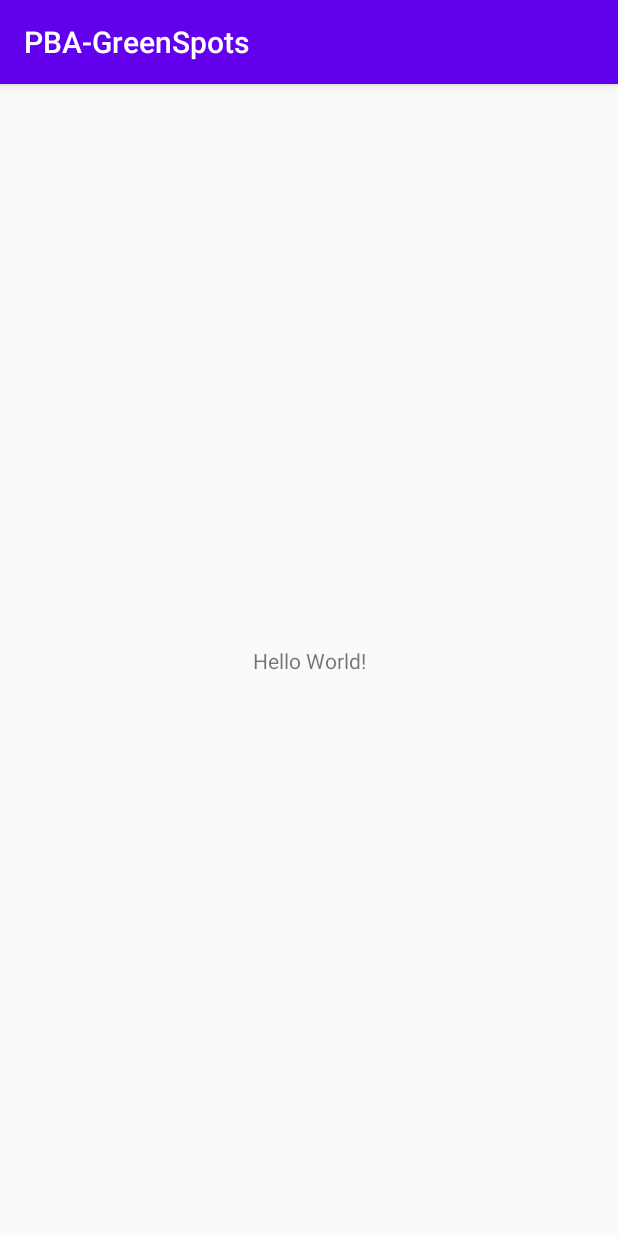
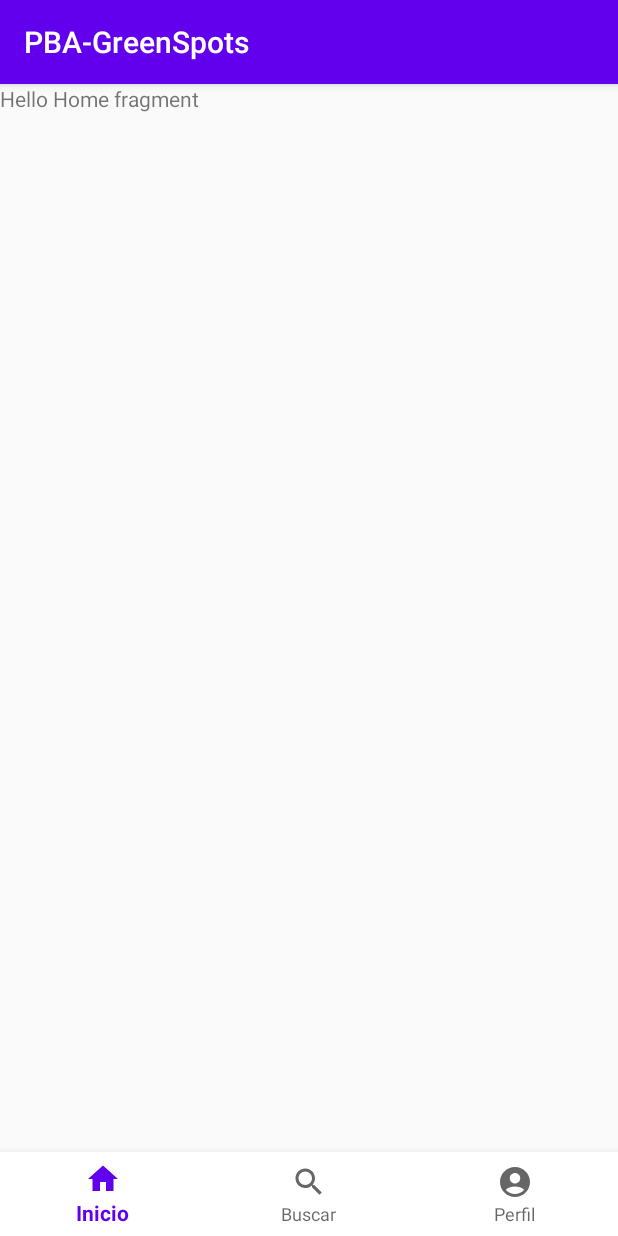
Before and after one commit to Mac-Kett/PBA-GreenSpots, an Android app: the screen it shows after launch (MainActivity), on a phone screen of 412 x 824 dp. Run offline under Robolectric (Android 15) with nearby library versions, the phone set to English and light mode, and no system bars.

Commit message:
navigation bottom

```diff
--- a/app/src/main/java/com/example/pba_greenspots/MainActivity.java
+++ b/app/src/main/java/com/example/pba_greenspots/MainActivity.java
@@ -1,13 +1,50 @@
 package com.example.pba_greenspots;
 
 import androidx.appcompat.app.AppCompatActivity;
+import androidx.fragment.app.Fragment;
+import androidx.fragment.app.FragmentManager;
+import androidx.fragment.app.FragmentTransaction;
+
 import android.os.Bundle;
 
+import com.example.pba_greenspots.databinding.ActivityMainBinding;
+import com.example.pba_greenspots.fragments.AccountFragment;
+import com.example.pba_greenspots.fragments.HomeFragment;
+import com.example.pba_greenspots.fragments.SearchFragment;
+
 public class MainActivity extends AppCompatActivity {
+
+    ActivityMainBinding binding;
 
     @Override
     protected void onCreate(Bundle savedInstanceState) {
         super.onCreate(savedInstanceState);
-        setContentView(R.layout.activity_main);
+        binding = ActivityMainBinding.inflate(getLayoutInflater());
+        setContentView(binding.getRoot());
+        replaceFragment(new HomeFragment());
+
+        binding.bottomNavigationView.setOnItemSelectedListener(item ->{
+
+            switch (item.getItemId()){
+                case R.id.home:
+                    replaceFragment(new HomeFragment());
+                    break;
+                case R.id.search:
+                    replaceFragment(new SearchFragment());
+                    break;
+                case R.id.account:
+                    replaceFragment(new AccountFragment());
+                    break;
+            }
+
+            return true;
+        });
+    }
+
+    private void replaceFragment (Fragment fragment){
+        FragmentManager fragmentManager = getSupportFragmentManager();
+        FragmentTransaction fragmentTransaction = fragmentManager.beginTransaction();
+        fragmentTransaction.replace(R.id.fragment_layout, fragment);
+        fragmentTransaction.commit();
     }
 }
--- /dev/null
+++ b/app/src/main/java/com/example/pba_greenspots/fragments/HomeFragment.java
@@ -0,0 +1,39 @@
+package com.example.pba_greenspots.fragments;
+
+import androidx.lifecycle.ViewModelProvider;
+
+import android.os.Bundle;
+
+import androidx.annotation.NonNull;
+import androidx.annotation.Nullable;
+import androidx.fragment.app.Fragment;
+
+import android.view.LayoutInflater;
+import android.view.View;
+import android.view.ViewGroup;
+
+import com.example.pba_greenspots.R;
+import com.example.pba_greenspots.viewmodels.HomeViewModel;
+
+public class HomeFragment extends Fragment {
+
+    private HomeViewModel mViewModel;
+
+    public static HomeFragment newInstance() {
+        return new HomeFragment();
+    }
+
+    @Override
+    public View onCreateView(@NonNull LayoutInflater inflater, @Nullable ViewGroup container,
+                             @Nullable Bundle savedInstanceState) {
+        return inflater.inflate(R.layout.fragment_home, container, false);
+    }
+
+    @Override
+    public void onActivityCreated(@Nullable Bundle savedInstanceState) {
+        super.onActivityCreated(savedInstanceState);
+        mViewModel = new ViewModelProvider(this).get(HomeViewModel.class);
+        // TODO: Use the ViewModel
+    }
+
+}
--- /dev/null
+++ b/app/src/main/java/com/example/pba_greenspots/viewmodels/HomeViewModel.java
@@ -0,0 +1,7 @@
+package com.example.pba_greenspots.viewmodels;
+
+import androidx.lifecycle.ViewModel;
+
+public class HomeViewModel extends ViewModel {
+    // TODO: Implement the ViewModel
+}
--- /dev/null
+++ b/app/src/main/res/drawable/ic_baseline_account_circle_24.xml
@@ -0,0 +1,5 @@
+<vector android:height="24dp" android:tint="#000000"
+    android:viewportHeight="24" android:viewportWidth="24"
+    android:width="24dp" xmlns:android="http://schemas.android.com/apk/res/android">
+    <path android:fillColor="@android:color/white" android:pathData="M12,2C6.48,2 2,6.48 2,12s4.48,10 10,10s10,-4.48 10,-10S17.52,2 12,2zM12,6c1.93,0 3.5,1.57 3.5,3.5S13.93,13 12,13s-3.5,-1.57 -3.5,-3.5S10.07,6 12,6zM12,20c-2.03,0 -4.43,-0.82 -6.14,-2.88C7.55,15.8 9.68,15 12,15s4.45,0.8 6.14,2.12C16.43,19.18 14.03,20 12,20z"/>
+</vector>
--- /dev/null
+++ b/app/src/main/res/drawable/ic_baseline_home_24.xml
@@ -0,0 +1,5 @@
+<vector android:height="24dp" android:tint="#000000"
+    android:viewportHeight="24" android:viewportWidth="24"
+    android:width="24dp" xmlns:android="http://schemas.android.com/apk/res/android">
+    <path android:fillColor="@android:color/white" android:pathData="M10,20v-6h4v6h5v-8h3L12,3 2,12h3v8z"/>
+</vector>
--- /dev/null
+++ b/app/src/main/res/drawable/ic_baseline_search_24.xml
@@ -0,0 +1,5 @@
+<vector android:height="24dp" android:tint="#000000"
+    android:viewportHeight="24" android:viewportWidth="24"
+    android:width="24dp" xmlns:android="http://schemas.android.com/apk/res/android">
+    <path android:fillColor="@android:color/white" android:pathData="M15.5,14h-0.79l-0.28,-0.27C15.41,12.59 16,11.11 16,9.5 16,5.91 13.09,3 9.5,3S3,5.91 3,9.5 5.91,16 9.5,16c1.61,0 3.09,-0.59 4.23,-1.57l0.27,0.28v0.79l5,4.99L20.49,19l-4.99,-5zM9.5,14C7.01,14 5,11.99 5,9.5S7.01,5 9.5,5 14,7.01 14,9.5 11.99,14 9.5,14z"/>
+</vector>
--- a/app/src/main/res/layout/activity_main.xml
+++ b/app/src/main/res/layout/activity_main.xml
@@ -1,18 +1,30 @@
 <?xml version="1.0" encoding="utf-8"?>
-<android.support.constraint.ConstraintLayout xmlns:android="http://schemas.android.com/apk/res/android"
+<androidx.constraintlayout.widget.ConstraintLayout xmlns:android="http://schemas.android.com/apk/res/android"
     xmlns:app="http://schemas.android.com/apk/res-auto"
     xmlns:tools="http://schemas.android.com/tools"
     android:layout_width="match_parent"
     android:layout_height="match_parent"
     tools:context=".MainActivity">
 
-    <TextView
-        android:layout_width="wrap_content"
+    <FrameLayout
+        android:id="@+id/fragment_layout"
+        android:layout_width="0dp"
+        android:layout_height="0dp"
+        app:layout_constraintBottom_toTopOf="@+id/bottomNavigationView"
+        app:layout_constraintEnd_toEndOf="parent"
+        app:layout_constraintHorizontal_bias="0.0"
+        app:layout_constraintStart_toStartOf="parent"
+        app:layout_constraintTop_toTopOf="parent">
+
+    </FrameLayout>
+
+    <com.google.android.material.bottomnavigation.BottomNavigationView
+        android:id="@+id/bottomNavigationView"
+        android:layout_width="match_parent"
         android:layout_height="wrap_content"
-        android:text="Hello World!"
+        android:background="@color/white"
         app:layout_constraintBottom_toBottomOf="parent"
         app:layout_constraintEnd_toEndOf="parent"
         app:layout_constraintStart_toStartOf="parent"
-        app:layout_constraintTop_toTopOf="parent" />
-
-</android.support.constraint.ConstraintLayout>
+        app:menu="@menu/bottom_nav_menu"/>
+</androidx.constraintlayout.widget.ConstraintLayout>
--- /dev/null
+++ b/app/src/main/res/layout/fragment_home.xml
@@ -0,0 +1,13 @@
+<?xml version="1.0" encoding="utf-8"?>
+<FrameLayout xmlns:android="http://schemas.android.com/apk/res/android"
+    xmlns:tools="http://schemas.android.com/tools"
+    android:layout_width="match_parent"
+    android:layout_height="match_parent"
+    tools:context=".fragments.HomeFragment">
+
+    <TextView
+        android:layout_width="match_parent"
+        android:layout_height="match_parent"
+        android:text="@string/home_fragment" />
+
+</FrameLayout>
--- /dev/null
+++ b/app/src/main/res/menu/bottom_nav_menu.xml
@@ -0,0 +1,25 @@
+<?xml version="1.0" encoding="utf-8"?>
+<menu xmlns:android="http://schemas.android.com/apk/res/android">
+
+    <item
+        android:id="@+id/home"
+        android:title="Inicio"
+        android:icon="@drawable/ic_baseline_home_24"
+
+        />
+
+    <item
+        android:id="@+id/search"
+        android:title="Buscar"
+        android:icon="@drawable/ic_baseline_search_24"
+
+        />
+
+    <item
+        android:id="@+id/account"
+        android:title="Perfil"
+        android:icon="@drawable/ic_baseline_account_circle_24"
+
+        />
+
+</menu>
--- a/app/src/main/res/values/strings.xml
+++ b/app/src/main/res/values/strings.xml
@@ -1,3 +1,8 @@
 <resources>
     <string name="app_name">PBA-GreenSpots</string>
+    <!-- TODO: Remove or change this placeholder text -->
+    <string name="home_fragment">Hello Home fragment</string>
+    <string name="perfil_fragment">Hello Perfil fragment</string>
+    <string name="account_fragment">Hello Account fragment</string>
+    <string name="search_fragment">Hello Search fragment</string>
 </resources>
```
Also changed, not shown: app/build.gradle (+8 -0 lines), app/src/main/java/com/example/pba_greenspots/fragments/AccountFragment.java (added, +39 -0 lines), app/src/main/java/com/example/pba_greenspots/fragments/SearchFragment.java (added, +39 -0 lines), app/src/main/java/com/example/pba_greenspots/viewmodels/AccountViewModel.java (added, +7 -0 lines), app/src/main/java/com/example/pba_greenspots/viewmodels/SearchViewModel.java (added, +7 -0 lines), app/src/main/res/layout/fragment_account.xml (added, +16 -0 lines), app/src/main/res/layout/fragment_search.xml (added, +15 -0 lines).
